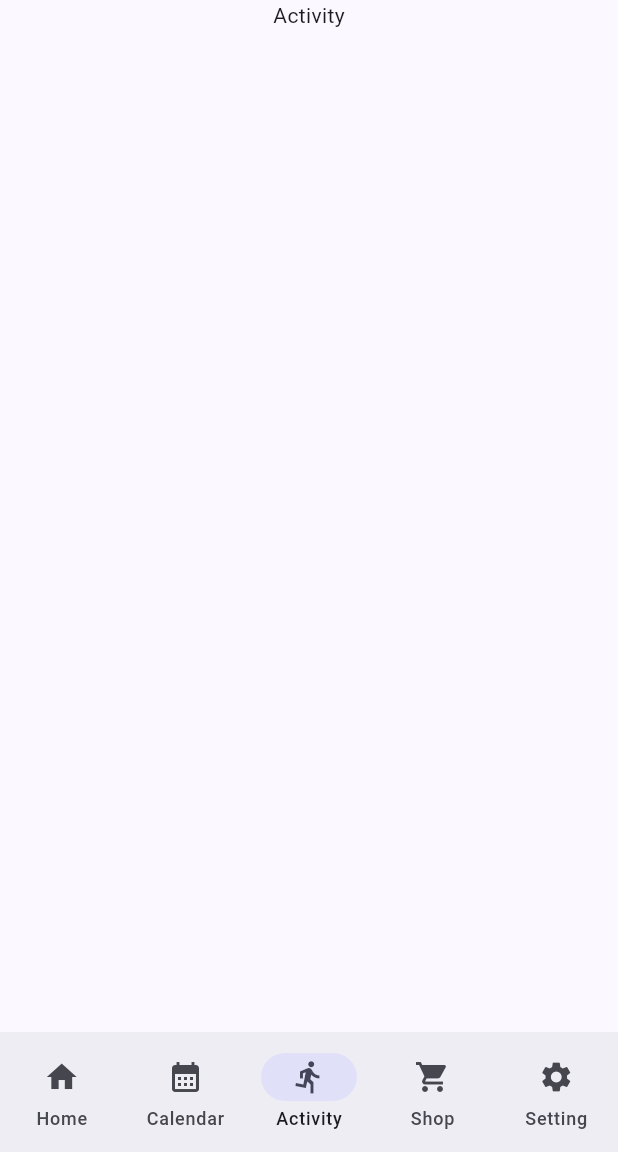
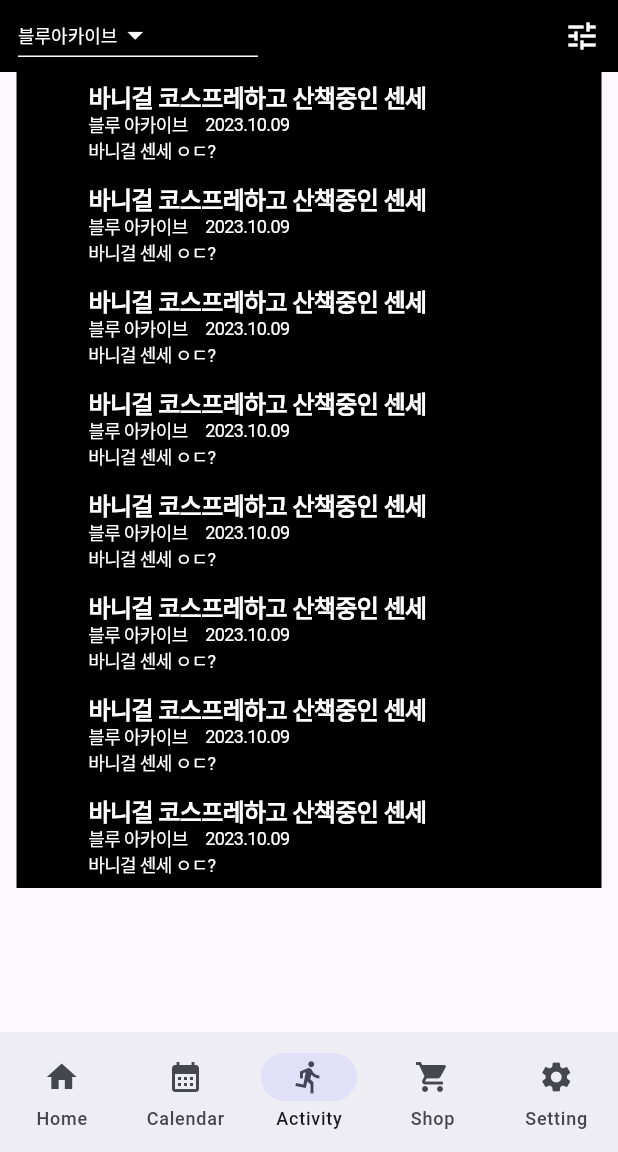
Before and after one commit to MinorFlow/gravitas_app, a Flutter app: the screen it shows after launch, swiped to page 3, on a phone screen of 412 x 824 dp, the part 84-1236 px from its top. Run offline on Flutter 3.47's test engine with Material 2 defaults, Android fonts, the phone set to English and light mode, and no system bars; Roboto replaces fonts that are missing (Kaisei HarunoUmi).

Commit message:
[Feat] C. 활동 페이지 UI 구현 (#10)
Co-authored-by: Friox <ljykdltmdgns624@gmail.com>

```diff
--- a/lib/activity/pages/activity_page.dart
+++ b/lib/activity/pages/activity_page.dart
@@ -1,4 +1,6 @@
 import 'package:flutter/material.dart';
+import 'package:gravitas_app/activity/widgets/activity_tuple.dart';
+import 'package:gravitas_app/activity/widgets/activity_dropdown.dart';
 
 class ActivityPage extends StatefulWidget {
   const ActivityPage({super.key});
@@ -7,19 +9,52 @@ class ActivityPage extends StatefulWidget {
   State<ActivityPage> createState() => _ActivityPageState();
 }
 
-class _ActivityPageState extends State<ActivityPage> with AutomaticKeepAliveClientMixin {
-
+class _ActivityPageState extends State<ActivityPage>
+    with AutomaticKeepAliveClientMixin {
   @override
   bool get wantKeepAlive => true;
 
   @override
   Widget build(BuildContext context) {
     super.build(context);
-    return const Column(
+    return Column(
       children: [
-        Text('Activity')
+        Container(
+          height: 48,
+          color: Colors.black,
+          child: Row(
+            children: <Widget>[
+              const SizedBox(
+                width: 12,
+              ),
+              const Widget090(),
+              const Expanded(
+                child: SizedBox(width: double.maxFinite),
+              ),
+              IconButton(
+                icon: const Icon(Icons.tune),
+                color: Colors.white,
+                iconSize: 24,
+                onPressed: () {
+                  setState(() {});
+                },
+              ),
+            ],
+          ),
+        ),
+        const Column(
+          children: <Widget>[
+            ActivityTuple(),
+            ActivityTuple(),
+            ActivityTuple(),
+            ActivityTuple(),
+            ActivityTuple(),
+            ActivityTuple(),
+            ActivityTuple(),
+            ActivityTuple(),
+          ],
+        ),
       ],
     );
   }
-
 }
--- /dev/null
+++ b/lib/activity/widgets/activity_dropdown.dart
@@ -0,0 +1,61 @@
+import 'package:flutter/material.dart';
+
+class Widget090 extends StatefulWidget {
+  const Widget090({Key? key}) : super(key: key);
+
+  @override
+  State<Widget090> createState() => _Widget090State();
+}
+
+class _Widget090State extends State<Widget090> {
+  String dropdownValue = 'One';
+  @override
+  Widget build(BuildContext context) {
+    return Center(
+      child: Container(
+        width: 160,
+        height: 28,
+        decoration: const BoxDecoration(
+          border: Border(
+            bottom: BorderSide(
+              color: Colors.white,
+              width: 1,
+            ),
+          ),
+        ),
+        child: DropdownButton<String>(
+          value: dropdownValue,
+          style: const TextStyle(
+            fontSize: 12,
+            color: Colors.white,
+          ),
+          onChanged: (String? newValue) {
+            setState(() {
+              dropdownValue = newValue!;
+            });
+          },
+          items: const [
+            DropdownMenuItem<String>(
+              value: 'One',
+              child: Text('블루아카이브'),
+            ),
+            DropdownMenuItem<String>(
+              value: 'Two',
+              child: Text('인디게임'),
+            ),
+            DropdownMenuItem<String>(
+              value: 'Three',
+              child: Text('번지점프'),
+            ),
+          ],
+          icon: const Icon(
+            Icons.arrow_drop_down,
+            color: Colors.white,
+          ),
+          underline: const SizedBox.shrink(),
+          dropdownColor: Colors.black,
+        ),
+      ),
+    );
+  }
+}
--- /dev/null
+++ b/lib/activity/widgets/activity_tuple.dart
@@ -0,0 +1,142 @@
+import 'package:flutter/material.dart';
+
+enum Tag { none, posting, commant, reply, notice }
+
+class ActivityTuple extends StatefulWidget {
+  const ActivityTuple({Key? key}) : super(key: key);
+
+  @override
+  State<ActivityTuple> createState() => _ActivityTupleState();
+}
+
+class _ActivityTupleState extends State<ActivityTuple> {
+  String title = "";
+  String planet = '블루 아카이브!';
+  String content = "바니걸 센세 ㅇㄷ";
+  int year = 0;
+  int month = 0;
+  int dat = 0;
+  Tag postTag = Tag.none;
+
+  bool isReply = false;
+
+  @override
+  Widget build(BuildContext context) {
+    return Container(
+      width: 390,
+      height: 68,
+      padding: const EdgeInsets.only(right: 108),
+      decoration: BoxDecoration(color: Colors.black),
+      child: Row(
+        mainAxisSize: MainAxisSize.min,
+        mainAxisAlignment: MainAxisAlignment.start,
+        crossAxisAlignment: CrossAxisAlignment.start,
+        children: [
+          Container(
+            height: 68,
+            padding: const EdgeInsets.only(top: 22, left: 16, bottom: 22),
+            clipBehavior: Clip.antiAlias,
+            decoration: BoxDecoration(),
+            child: Column(
+              mainAxisSize: MainAxisSize.min,
+              mainAxisAlignment: MainAxisAlignment.center,
+              crossAxisAlignment: CrossAxisAlignment.center,
+              children: [
+                Container(
+                  width: 24,
+                  height: 24,
+                  clipBehavior: Clip.antiAlias,
+                  decoration: BoxDecoration(),
+                  child: const Column(
+                    mainAxisSize: MainAxisSize.min,
+                    mainAxisAlignment: MainAxisAlignment.start,
+                    crossAxisAlignment: CrossAxisAlignment.start,
+                  ),
+                ),
+              ],
+            ),
+          ),
+          Expanded(
+            child: Container(
+              padding: const EdgeInsets.all(8),
+              child: Column(
+                mainAxisSize: MainAxisSize.min,
+                mainAxisAlignment: MainAxisAlignment.start,
+                crossAxisAlignment: CrossAxisAlignment.start,
+                children: [
+                  const Text(
+                    '바니걸 코스프레하고 산책중인 센세',
+                    textAlign: TextAlign.center,
+                    style: TextStyle(
+                      color: Colors.white,
+                      fontSize: 16,
+                      fontFamily: 'Kaisei HarunoUmi',
+                      fontWeight: FontWeight.w700,
+                      height: 1.0, // 조정된 줄 간격
+                      letterSpacing: -0.41,
+                    ),
+                  ),
+                  const SizedBox(height: 4),
+                  Row(
+                    mainAxisSize: MainAxisSize.min,
+                    mainAxisAlignment: MainAxisAlignment.start,
+                    children: [
+                      Expanded(
+                        child: Text(
+                          '블루 아카이브',
+                          overflow:
+                              TextOverflow.ellipsis, // 길이가 초과될 경우 생략 후 점 표시
+                          maxLines: 1,
+                          textAlign: TextAlign.start,
+                          style: const TextStyle(
+                            color: Colors.white,
+                            fontSize: 12,
+                            fontFamily: 'Kaisei HarunoUmi',
+                            fontWeight: FontWeight.w400,
+                            height: 1.0, // 조정된 줄 간격
+                            letterSpacing: -0.41,
+                          ),
+                        ),
+                      ),
+                      const SizedBox(width: 4),
+                      Expanded(
+                        child: Text(
+                          '2023.10.09',
+                          textAlign: TextAlign.start,
+                          style: const TextStyle(
+                            color: Colors.white,
+                            fontSize: 12,
+                            fontFamily: 'Kaisei HarunoUmi',
+                            fontWeight: FontWeight.w400,
+                            height: 1.0, // 조정된 줄 간격
+                            letterSpacing: -0.41,
+                          ),
+                        ),
+                      ),
+                      Expanded(
+                        child: SizedBox(width: double.maxFinite),
+                      ),
+                    ],
+                  ),
+                  const SizedBox(height: 4),
+                  Text(
+                    '바니걸 센세 ㅇㄷ?',
+                    textAlign: TextAlign.start,
+                    style: TextStyle(
+                      color: Colors.white,
+                      fontSize: 12,
+                      fontFamily: 'Kaisei HarunoUmi',
+                      fontWeight: FontWeight.w400,
+                      height: 1.0, // 조정된 줄 간격
+                      letterSpacing: -0.41,
+                    ),
+                  ),
+                ],
+              ),
+            ),
+          ),
+        ],
+      ),
+    );
+  }
+}
```
Also changed, not shown: 1 other file.
